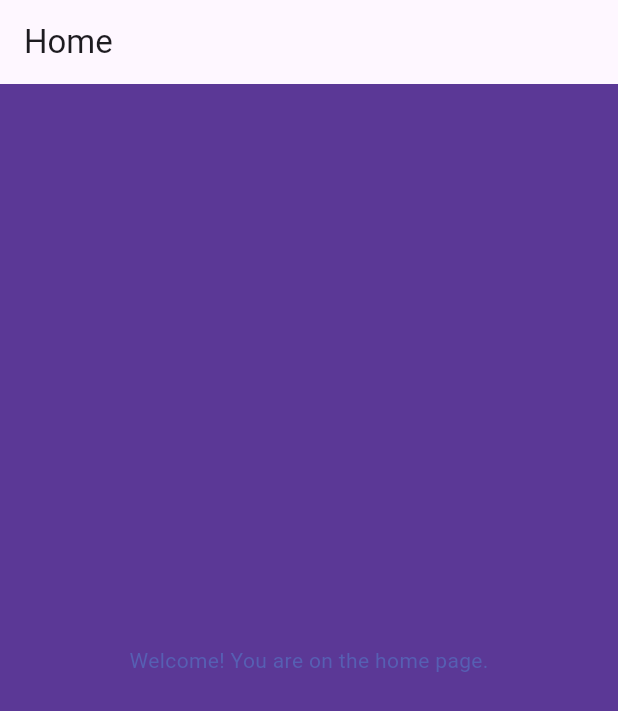
After one commit to BrahmantyaWardhana/SpringBoot-Flutter-Dump, a Flutter app: the HomePage screen opened by its route, on a phone screen of 412 x 824 dp. The commit adds this screen. Shown: the top 711 px of the screen. Run offline on Flutter 3.47's test engine with Material 3 defaults, Android fonts, the phone set to English and light mode, and no system bars; our stand-ins replace go_router.

Commit message:
addition(go router): initialized go routing (ai generated)

```diff
--- a/flutter_application/lib/features/auth/presentation/pages/signup_page.dart
+++ b/flutter_application/lib/features/auth/presentation/pages/signup_page.dart
@@ -2,6 +2,7 @@ import 'package:flutter/material.dart';
 import 'package:flutter_application/features/auth/presentation/widgets/auth_header.dart';
 import 'package:flutter_application/features/auth/presentation/widgets/auth_signup_cta.dart';
 import 'package:flutter_application/features/auth/presentation/widgets/auth_signup_form.dart';
+import 'package:go_router/go_router.dart';
 
 class SignupPage extends StatefulWidget {
   const SignupPage({super.key});
@@ -44,6 +45,9 @@ class _SignupPageState extends State<SignupPage> {
       // TODO: Call your signup API here using:
       // _usernameCtrl.text, _passwordCtrl.text
       // If success -> navigate
+      await Future.delayed(const Duration(milliseconds: 300));
+      if (!mounted) return;
+      context.go('/');
     } finally {
       if (!mounted) return;
       setState(() => _submitting = false);
--- /dev/null
+++ b/flutter_application/lib/features/home/presentation/pages/home_page.dart
@@ -0,0 +1,15 @@
+import 'package:flutter/material.dart';
+
+class HomePage extends StatelessWidget {
+  const HomePage({super.key});
+
+  @override
+  Widget build(BuildContext context) {
+    return Scaffold(
+      appBar: AppBar(title: const Text('Home')),
+      body: const Center(
+        child: Text('Welcome! You are on the home page.'),
+      ),
+    );
+  }
+}
--- a/flutter_application/lib/routes.dart
+++ b/flutter_application/lib/routes.dart
@@ -0,0 +1,22 @@
+import 'package:flutter/material.dart';
+import 'package:go_router/go_router.dart';
+
+import 'features/auth/presentation/pages/signup_page.dart';
+import 'features/home/presentation/pages/home_page.dart';
+
+// Centralized app router configuration using go_router.
+final GoRouter router = GoRouter(
+  initialLocation: '/signup',
+  routes: <RouteBase>[
+    GoRoute(
+      path: '/',
+      name: 'home',
+      builder: (BuildContext context, GoRouterState state) => const HomePage(),
+    ),
+    GoRoute(
+      path: '/signup',
+      name: 'signup',
+      builder: (BuildContext context, GoRouterState state) => const SignupPage(),
+    ),
+  ],
+);
--- a/flutter_application/pubspec.yaml
+++ b/flutter_application/pubspec.yaml
@@ -2,7 +2,7 @@ name: flutter_application
 description: "A new Flutter project."
 # The following line prevents the package from being accidentally published to
 # pub.dev using `flutter pub publish`. This is preferred for private packages.
-publish_to: 'none' # Remove this line if you wish to publish to pub.dev
+publish_to: "none" # Remove this line if you wish to publish to pub.dev
 
 # The following defines the version and build number for your application.
 # A version number is three numbers separated by dots, like 1.2.43
@@ -34,6 +34,7 @@ dependencies:
   # The following adds the Cupertino Icons font to your application.
   # Use with the CupertinoIcons class for iOS style icons.
   cupertino_icons: ^1.0.8
+  go_router: ^14.2.0
 
 dev_dependencies:
   flutter_test:
@@ -51,7 +52,6 @@ dev_dependencies:
 
 # The following section is specific to Flutter packages.
 flutter:
-
   # The following line ensures that the Material Icons font is
   # included with your application, so that you can use the icons in
   # the material Icons class.
```
Also changed, not shown: flutter_application/lib/main.dart (+3 -4 lines), flutter_application/pubspec.lock.
